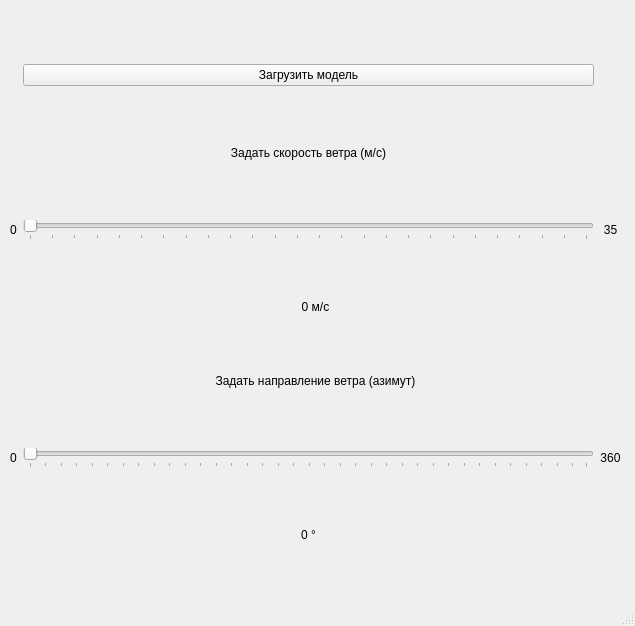
First picture: the form in inc/main_window.ui, repository PajiloyLis/BMSTU-CG-CP, before the edit.
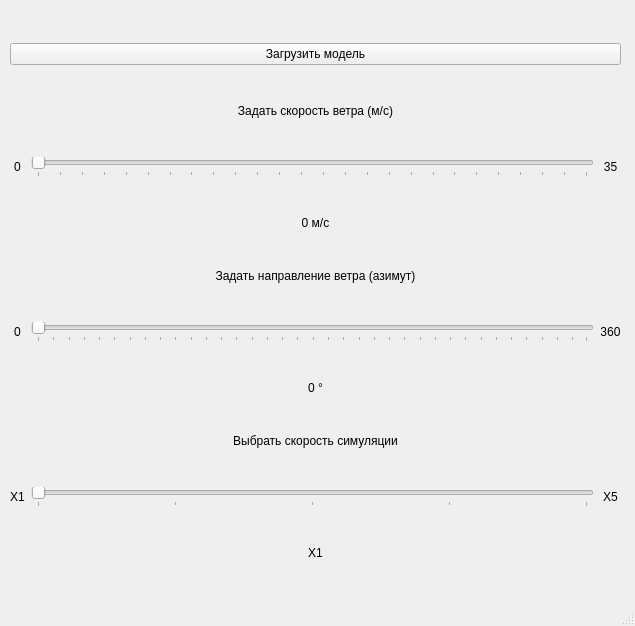
Second picture: the form after the edit.

What changed in the file:
```diff
--- a/inc/main_window.ui
+++ b/inc/main_window.ui
@@ -24,16 +24,10 @@
      </rect>
     </property>
     <layout class="QGridLayout" name="gridLayout">
-     <item row="1" column="1">
-      <widget class="QLabel" name="label">
-       <property name="sizePolicy">
-        <sizepolicy hsizetype="Expanding" vsizetype="Fixed">
-         <horstretch>0</horstretch>
-         <verstretch>0</verstretch>
-        </sizepolicy>
-       </property>
+     <item row="8" column="2">
+      <widget class="QLabel" name="label_11">
        <property name="text">
-        <string>Задать скорость ветра (м/с)</string>
+        <string>X5</string>
        </property>
        <property name="alignment">
         <set>Qt::AlignCenter</set>
@@ -78,10 +72,13 @@
        </property>
       </widget>
      </item>
-     <item row="0" column="1">
-      <widget class="QPushButton" name="pushButton">
+     <item row="8" column="0">
+      <widget class="QLabel" name="label_10">
        <property name="text">
-        <string>Загрузить модель</string>
+        <string>X1</string>
+       </property>
+       <property name="alignment">
+        <set>Qt::AlignCenter</set>
        </property>
       </widget>
      </item>
@@ -114,6 +111,28 @@
        </property>
       </widget>
      </item>
+     <item row="8" column="1">
+      <widget class="QSlider" name="sim_speed_slider">
+       <property name="minimum">
+        <number>1</number>
+       </property>
+       <property name="maximum">
+        <number>5</number>
+       </property>
+       <property name="sliderPosition">
+        <number>1</number>
+       </property>
+       <property name="orientation">
+        <enum>Qt::Horizontal</enum>
+       </property>
+       <property name="tickPosition">
+        <enum>QSlider::TicksBelow</enum>
+       </property>
+       <property name="tickInterval">
+        <number>1</number>
+       </property>
+      </widget>
+     </item>
      <item row="2" column="2">
       <widget class="QLabel" name="label_3">
        <property name="text">
@@ -124,6 +143,22 @@
        </property>
       </widget>
      </item>
+     <item row="7" column="0" colspan="3">
+      <widget class="QLabel" name="label_9">
+       <property name="sizePolicy">
+        <sizepolicy hsizetype="Expanding" vsizetype="Fixed">
+         <horstretch>0</horstretch>
+         <verstretch>0</verstretch>
+        </sizepolicy>
+       </property>
+       <property name="text">
+        <string>Выбрать скорость симуляции</string>
+       </property>
+       <property name="alignment">
+        <set>Qt::AlignCenter</set>
+       </property>
+      </widget>
+     </item>
      <item row="2" column="1">
       <widget class="QSlider" name="horizontalSlider">
        <property name="minimum">
@@ -166,8 +201,47 @@
        </property>
       </widget>
      </item>
-     <item row="6" column="1">
-      <widget class="QLabel" name="label_8">
+     <item row="9" column="0" colspan="3">
+      <widget class="QLabel" name="sim_speed_label">
+       <property name="sizePolicy">
+        <sizepolicy hsizetype="Preferred" vsizetype="Fixed">
+         <horstretch>0</horstretch>
+         <verstretch>0</verstretch>
+        </sizepolicy>
+       </property>
+       <property name="text">
+        <string>X1</string>
+       </property>
+       <property name="alignment">
+        <set>Qt::AlignCenter</set>
+       </property>
+      </widget>
+     </item>
+     <item row="0" column="0" colspan="3">
+      <widget class="QPushButton" name="load_model_button">
+       <property name="text">
+        <string>Загрузить модель</string>
+       </property>
+      </widget>
+     </item>
+     <item row="1" column="0" colspan="3">
+      <widget class="QLabel" name="label">
+       <property name="sizePolicy">
+        <sizepolicy hsizetype="Expanding" vsizetype="Fixed">
+         <horstretch>0</horstretch>
+         <verstretch>0</verstretch>
+        </sizepolicy>
+       </property>
+       <property name="text">
+        <string>Задать скорость ветра (м/с)</string>
+       </property>
+       <property name="alignment">
+        <set>Qt::AlignCenter</set>
+       </property>
+      </widget>
+     </item>
+     <item row="6" column="0" colspan="3">
+      <widget class="QLabel" name="wind_angle_label">
        <property name="sizePolicy">
         <sizepolicy hsizetype="Preferred" vsizetype="Fixed">
          <horstretch>0</horstretch>
```
Left out of the diff: 6 changed lines with no effect on the pictures.
